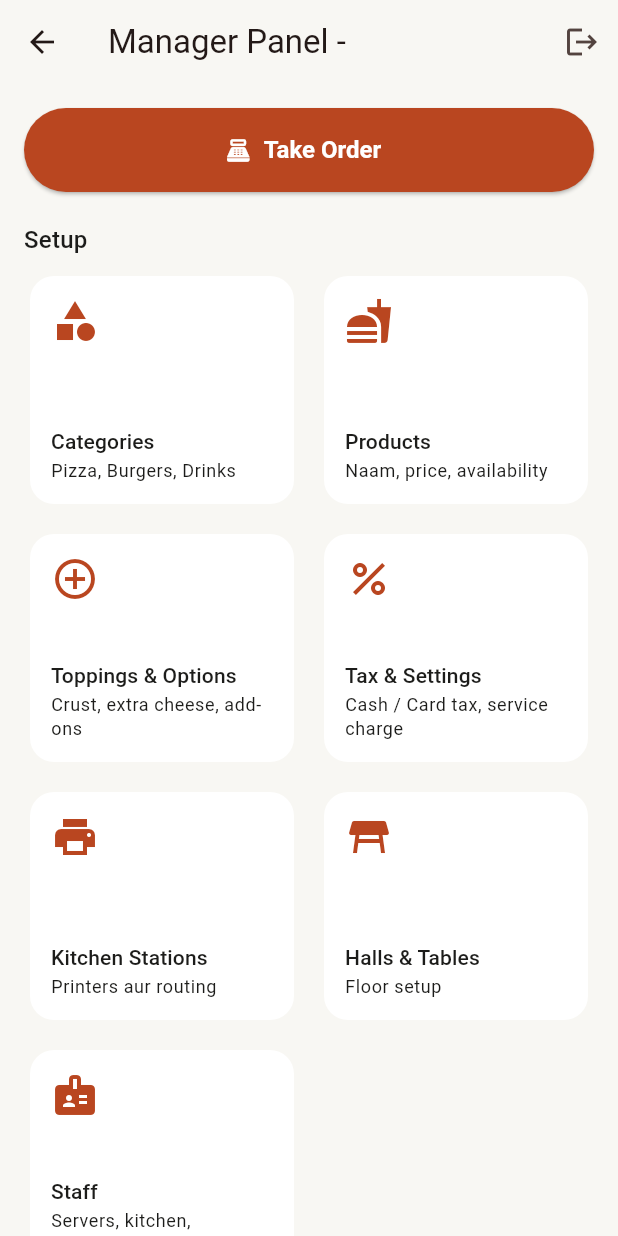
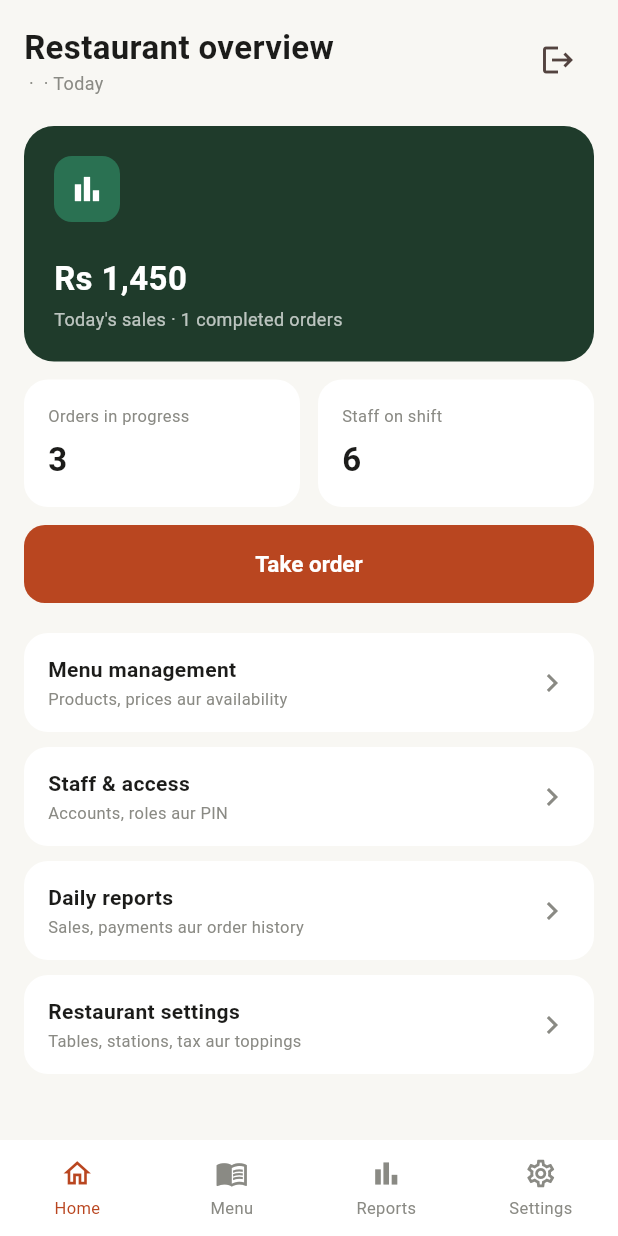
Before and after one commit to zainkhan-bit/punchit, a Flutter app: the AdminHomeScreen screen opened directly, on a phone screen of 412 x 824 dp. Run offline on Flutter 3.47's test engine with Material 3 defaults, Android fonts, the phone set to English and light mode, and no system bars.

Commit message:
Refactor AdminHomeScreen to StatefulWidget
Refactor AdminHomeScreen to use StatefulWidget and update UI components for better functionality and maintainability.

```diff
--- a/app/lib/screens/admin/admin_home_screen.dart
+++ b/app/lib/screens/admin/admin_home_screen.dart
@@ -1,125 +1,174 @@
 import 'package:flutter/material.dart';
 import 'package:provider/provider.dart';
 
+import '../../core/app_theme.dart';
+import '../../data/pos_repository.dart';
+import '../../models/models.dart';
 import '../../providers/order_provider.dart';
+import '../../widgets/ui_kit.dart';
 import '../login_screen.dart';
 import '../order_type_screen.dart';
-import 'categories_screen.dart';
-import 'floor_screen.dart';
-import 'modifier_groups_screen.dart';
+import 'daily_report_screen.dart';
+import 'manager_nav.dart';
 import 'products_screen.dart';
+import 'restaurant_settings_screen.dart';
 import 'staff_screen.dart';
-import 'stations_screen.dart';
-import 'tax_settings_screen.dart';
 
-/// Manager / Owner ka panel. Yahan se sab kuch app ke andar hi set hota hai.
-class AdminHomeScreen extends StatelessWidget {
+class AdminHomeScreen extends StatefulWidget {
   const AdminHomeScreen({super.key});
+
+  @override
+  State<AdminHomeScreen> createState() => _AdminHomeScreenState();
+}
+
+class _AdminHomeScreenState extends State<AdminHomeScreen> {
+  double _sales = 0;
+  int _paidCount = 0;
+  int _activeCount = 0;
+  int _staffOnShift = 0;
+  bool _loading = true;
+
+  @override
+  void initState() {
+    super.initState();
+    _load();
+  }
+
+  Future<void> _load() async {
+    final repo = context.read<PosRepository>();
+    final orders = await repo.getOrders();
+    final staff = await repo.getAllStaff();
+    if (!mounted) return;
+    final now = DateTime.now();
+    final paidToday = orders.where((o) {
+      final d = o.closedAt;
+      return o.isPaid &&
+          d != null &&
+          d.year == now.year &&
+          d.month == now.month &&
+          d.day == now.day;
+    }).toList();
+    setState(() {
+      _sales = paidToday.fold(0.0, (sum, o) => sum + o.total);
+      _paidCount = paidToday.length;
+      _activeCount = orders.where((o) => o.isActive).length;
+      _staffOnShift = staff.where((s) => s.isActive).length;
+      _loading = false;
+    });
+  }
+
+  Future<void> _open(Widget page) async {
+    await Navigator.of(context).push(MaterialPageRoute<void>(builder: (_) => page));
+    _load();
+  }
+
+  Future<void> _takeOrder() async {
+    await Navigator.of(context).push(OrderTypeScreen.route());
+    _load();
+  }
+
+  void _logout() {
+    context.read<OrderProvider>().logout();
+    Navigator.of(context).pushAndRemoveUntil(
+      MaterialPageRoute<void>(builder: (_) => const LoginScreen()),
+      (_) => false,
+    );
+  }
 
   @override
   Widget build(BuildContext context) {
     final staff = context.watch<OrderProvider>().loggedInStaff;
-    final cs = Theme.of(context).colorScheme;
-
-    final tiles = <_Tile>[
-      _Tile(Icons.category, 'Categories', 'Pizza, Burgers, Drinks',
-          (_) => const CategoriesScreen()),
-      _Tile(Icons.fastfood, 'Products', 'Naam, price, availability',
-          (_) => const ProductsScreen()),
-      _Tile(Icons.add_circle_outline, 'Toppings & Options',
-          'Crust, extra cheese, add-ons', (_) => const ModifierGroupsScreen()),
-      _Tile(Icons.percent, 'Tax & Settings', 'Cash / Card tax, service charge',
-          (_) => const TaxSettingsScreen()),
-      _Tile(Icons.print, 'Kitchen Stations', 'Printers aur routing',
-          (_) => const StationsScreen()),
-      _Tile(Icons.table_restaurant, 'Halls & Tables', 'Floor setup',
-          (_) => const FloorScreen()),
-      _Tile(Icons.badge, 'Staff', 'Servers, kitchen, managers, PIN',
-          (_) => const StaffScreen()),
-    ];
 
     return Scaffold(
-      appBar: AppBar(
-        title: Text('Manager Panel - ${staff?.name ?? ''}'),
-        actions: [
+      bottomNavigationBar: RoleBottomNav(
+        items: managerNavItems,
+        currentIndex: 0,
+        onTap: (i) => openManagerTab(context, i),
+      ),
+      body: SafeArea(
+        child: RefreshIndicator(
+          onRefresh: _load,
+          child: ListView(
+            padding: const EdgeInsets.all(16),
+            children: [
+              Row(
+                children: [
+                  Expanded(
+                    child: Column(
+                      crossAxisAlignment: CrossAxisAlignment.start,
+                      children: [
+                        const Text(
+                          'Restaurant overview',
+                          style: TextStyle(fontSize: 22, fontWeight: FontWeight.bold),
+                        ),
+                        Text(
+                          '${staff?.name ?? ''} · ${staff == null ? '' : StaffRoles.label(staff.role)} · Today',
+                          style: const TextStyle(fontSize: 12, color: AppColors.textSecondary),
+                        ),
+                      ],
+                    ),
+                  ),
                   IconButton(
                     tooltip: 'Logout',
                     icon: const Icon(Icons.logout),
-            onPressed: () {
-              context.read<OrderProvider>().logout();
-              Navigator.of(context).pushAndRemoveUntil(
-                MaterialPageRoute(builder: (_) => const LoginScreen()),
-                (_) => false,
-              );
-            },
+                    onPressed: _logout,
                   ),
                 ],
               ),
-      body: ListView(
-        padding: const EdgeInsets.all(16),
+              const SizedBox(height: 20),
+              HeroCard(
+                icon: Icons.bar_chart,
+                title: _loading ? '-' : rs(_sales),
+                subtitle: "Today's sales · $_paidCount completed orders",
+              ),
+              const SizedBox(height: 12),
+              Row(
                 children: [
-          ElevatedButton.icon(
-            style: ElevatedButton.styleFrom(
-              minimumSize: const Size.fromHeight(56),
-              backgroundColor: cs.primary,
-              foregroundColor: cs.onPrimary,
+                  Expanded(
+                    child: StatTile(
+                      label: 'Orders in progress',
+                      value: _loading ? '-' : '$_activeCount',
                     ),
-            icon: const Icon(Icons.point_of_sale),
-            label: const Text('Take Order'),
-            onPressed: () => Navigator.of(context).push(OrderTypeScreen.route()),
                   ),
+                  const SizedBox(width: 12),
+                  Expanded(
+                    child: StatTile(
+                      label: 'Staff on shift',
+                      value: _loading ? '-' : '$_staffOnShift',
+                    ),
+                  ),
+                ],
+              ),
+              const SizedBox(height: 12),
+              PrimaryButton(label: 'Take order', onPressed: _takeOrder),
               const SizedBox(height: 20),
-          Text('Setup', style: Theme.of(context).textTheme.titleMedium),
-          const SizedBox(height: 8),
-          GridView.builder(
-            shrinkWrap: true,
-            physics: const NeverScrollableScrollPhysics(),
-            gridDelegate: const SliverGridDelegateWithMaxCrossAxisExtent(
-              maxCrossAxisExtent: 260,
-              mainAxisSpacing: 12,
-              crossAxisSpacing: 12,
-              childAspectRatio: 1.15,
+              ListRowCard(
+                title: 'Menu management',
+                subtitle: 'Products, prices aur availability',
+                onTap: () => _open(const ProductsScreen()),
               ),
-            itemCount: tiles.length,
-            itemBuilder: (_, i) {
-              final t = tiles[i];
-              return Card(
-                clipBehavior: Clip.antiAlias,
-                child: InkWell(
-                  onTap: () => Navigator.of(context)
-                      .push(MaterialPageRoute(builder: t.builder)),
-                  child: Padding(
-                    padding: const EdgeInsets.all(14),
-                    child: Column(
-                      crossAxisAlignment: CrossAxisAlignment.start,
-                      children: [
-                        Icon(t.icon, size: 32, color: cs.primary),
-                        const Spacer(),
-                        Text(t.title,
-                            style: Theme.of(context).textTheme.titleSmall),
-                        const SizedBox(height: 2),
-                        Text(t.subtitle,
-                            maxLines: 2,
-                            overflow: TextOverflow.ellipsis,
-                            style: Theme.of(context).textTheme.bodySmall),
+              const SizedBox(height: 10),
+              ListRowCard(
+                title: 'Staff & access',
+                subtitle: 'Accounts, roles aur PIN',
+                onTap: () => _open(const StaffScreen()),
+              ),
+              const SizedBox(height: 10),
+              ListRowCard(
+                title: 'Daily reports',
+                subtitle: 'Sales, payments aur order history',
+                onTap: () => _open(const DailyReportScreen()),
+              ),
+              const SizedBox(height: 10),
+              ListRowCard(
+                title: 'Restaurant settings',
+                subtitle: 'Tables, stations, tax aur toppings',
+                onTap: () => _open(const RestaurantSettingsScreen()),
+              ),
             ],
           ),
         ),
       ),
     );
-            },
-          ),
-        ],
-      ),
-    );
   }
 }
-
-class _Tile {
-  final IconData icon;
-  final String title;
-  final String subtitle;
-  final WidgetBuilder builder;
-
-  const _Tile(this.icon, this.title, this.subtitle, this.builder);
-}
```
Lines whose indentation alone changed are shown as unchanged.
